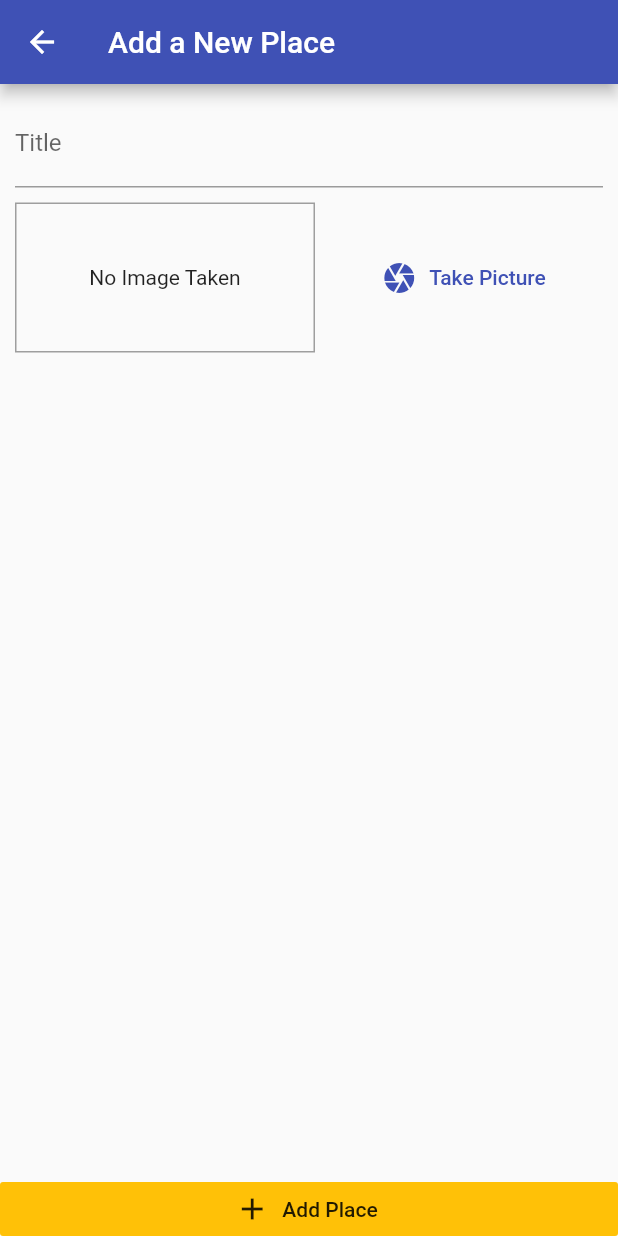
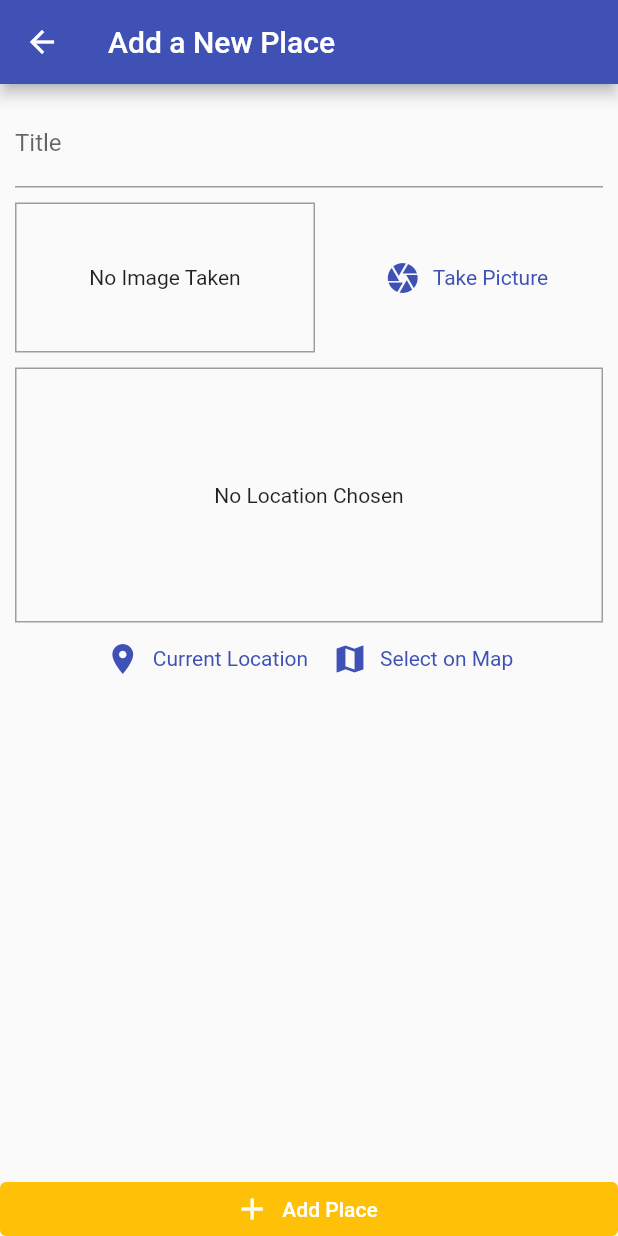
Before and after one commit to VendelinFilip/GreatPlaces, a Flutter app: the screen it shows after launch, after a tap on the "add" icon, on a phone screen of 412 x 824 dp. Run offline on Flutter 3.47's test engine with Material 2 defaults, Android fonts, the phone set to English and light mode, and no system bars; our stand-ins replace image_picker, location, sqflite; accounts and stored records are empty.

Commit message:
Adding taking photo feature Adding location feature Adding SQLite database Udemy 305

```diff
--- /dev/null
+++ b/lib/helpers/db_helper.dart
@@ -0,0 +1,32 @@
+import 'package:sqflite/sqflite.dart' as sql;
+import 'package:path/path.dart' as path;
+import 'package:sqflite/sqflite.dart';
+
+class DBHelper {
+  static Future<Database> getDatabase() async {
+    final dbPath = await sql.getDatabasesPath();
+    return sql.openDatabase(
+      path.join(dbPath, "places.db"),
+      onCreate: (db, version) {
+        return db.execute(
+            "CREATE TABLE user_places(id TEXT PRIMARY KEY, title TEXT, image TEXT)");
+      },
+      version: 1,
+    );
+  }
+
+  static Future<void> insert(String table, Map<String, Object> data) async {
+    final db = await DBHelper.getDatabase();
+    db.insert(
+      table,
+      data,
+      conflictAlgorithm: sql.ConflictAlgorithm.replace,
+    );
+  }
+
+  static Future<List<Map<String, dynamic>>> getData(String table) async {
+    //dynamic = Object
+    final db = await DBHelper.getDatabase();
+    return db.query(table);
+  }
+}
--- /dev/null
+++ b/lib/helpers/location_helper.dart
@@ -0,0 +1,8 @@
+const GOOGLE_API_KEY = "AIzaSyDCQz3PbKMyLy1hEs4ef7SHFzCXea5aUIo";
+
+class LocationHelper {
+  static String generateLocationPreviewImage(
+      {double latitude, double longitude}) {
+    return 'https://maps.googleapis.com/maps/api/staticmap?center=&$latitude,$longitude&zoom=13&size=600x300&maptype=roadmap&markers=color:red%7Clabel:A%7C$latitude,$longitude&key=$GOOGLE_API_KEY';
+  }
+}
--- a/lib/providers/great_places.dart
+++ b/lib/providers/great_places.dart
@@ -1,11 +1,48 @@
+import 'dart:io';
+
 import 'package:flutter/foundation.dart';
 
 import '../models/place.dart';
+import '../helpers/db_helper.dart';
 
 class GreatPlaces with ChangeNotifier {
   List<Place> _items = [];
 
   List<Place> get items {
-    return [...items];
+    return [..._items];
+  }
+
+  void addPlace(
+    String pickedTitle,
+    File pickedImage,
+  ) {
+    final newPlace = Place(
+      id: DateTime.now().toString(),
+      image: pickedImage,
+      title: pickedTitle,
+      location: null,
+    );
+    _items.add(newPlace);
+    notifyListeners();
+    DBHelper.insert('user_places', {
+      'id': newPlace.id,
+      'title': newPlace.title,
+      'image': newPlace.image.path
+    });
+  }
+
+  Future<void> fetchAndSetPlaces() async {
+    final dataList = await DBHelper.getData('user_places');
+    _items = dataList
+        .map(
+          (item) => Place(
+            id: item['id'],
+            title: item['title'],
+            image: File(item['image']),
+            location: null,
+          ),
+        )
+        .toList();
+    notifyListeners();
   }
 }
--- a/lib/screens/add_place_screen.dart
+++ b/lib/screens/add_place_screen.dart
@@ -1,6 +1,11 @@
+import 'dart:io';
+
 import 'package:flutter/material.dart';
+import 'package:provider/provider.dart';
 
+import '../providers/great_places.dart';
 import '../widgets/image_input.dart';
+import '../widgets/location_input.dart';
 
 class AddPlaceScreen extends StatefulWidget {
   static const routeName = '/add-place';
@@ -11,6 +16,20 @@ class AddPlaceScreen extends StatefulWidget {
 
 class _AddPlaceScreenState extends State<AddPlaceScreen> {
   final _titleController = TextEditingController();
+  File _pickedImage;
+
+  void _selectImage(File pickedImage) {
+    _pickedImage = pickedImage;
+  }
+
+  void _savePlace() {
+    if (_titleController.text.isEmpty || _pickedImage == null) {
+      return;
+    }
+    Provider.of<GreatPlaces>(context, listen: false)
+        .addPlace(_titleController.text, _pickedImage);
+    Navigator.of(context).pop();
+  }
 
   @override
   Widget build(BuildContext context) {
@@ -32,19 +51,24 @@ class _AddPlaceScreenState extends State<AddPlaceScreen> {
                       controller: _titleController,
                     ),
                     SizedBox(height: 10),
-                    ImageInput(),
+                    ImageInput(_selectImage),
+                    SizedBox(height: 10),
+                    LocationInput(),
                   ],
                 ),
               ),
             ),
           ),
-          RaisedButton.icon(
+          ElevatedButton.icon(
             icon: Icon(Icons.add),
             label: Text('Add Place'),
-            elevation: 0,
-            materialTapTargetSize: MaterialTapTargetSize.shrinkWrap,
-            onPressed: () {},
-            color: Theme.of(context).accentColor,
+            onPressed: _savePlace,
+            style: ButtonStyle(
+              backgroundColor:
+                  MaterialStateProperty.all(Theme.of(context).accentColor),
+              elevation: MaterialStateProperty.all(0),
+              tapTargetSize: MaterialTapTargetSize.shrinkWrap,
+            ),
           ),
         ],
       ),
--- a/lib/screens/places_list_screen.dart
+++ b/lib/screens/places_list_screen.dart
@@ -1,6 +1,8 @@
 import 'package:flutter/material.dart';
+import 'package:provider/provider.dart';
 
 import './add_place_screen.dart';
+import '../providers/great_places.dart';
 
 class PlacesListScreen extends StatelessWidget {
   @override
@@ -17,8 +19,36 @@ class PlacesListScreen extends StatelessWidget {
           ),
         ],
       ),
-      body: Center(
-        child: CircularProgressIndicator(),
+      body: FutureBuilder(
+        future: Provider.of<GreatPlaces>(context, listen: false)
+            .fetchAndSetPlaces(),
+        builder: (ctx, snapshot) => snapshot.connectionState ==
+                ConnectionState.waiting
+            ? Center(
+                child: CircularProgressIndicator(),
+              )
+            : Consumer<GreatPlaces>(
+                child: Center(
+                  child: const Text('Got no places yet, start adding some!'),
+                ),
+                builder: (ctx, greatPlaces, child) =>
+                    greatPlaces.items.length <= 0
+                        ? child
+                        : ListView.builder(
+                            itemCount: greatPlaces.items.length,
+                            itemBuilder: (ctx, i) => ListTile(
+                              leading: CircleAvatar(
+                                backgroundImage: FileImage(
+                                  greatPlaces.items[i].image,
+                                ),
+                              ),
+                              title: Text(greatPlaces.items[i].title),
+                              onTap: () {
+                                // Go to detail page ...
+                              },
+                            ),
+                          ),
+              ),
       ),
     );
   }
--- a/lib/widgets/image_input.dart
+++ b/lib/widgets/image_input.dart
@@ -1,14 +1,40 @@
 import 'package:flutter/material.dart';
+import 'package:image_picker/image_picker.dart';
+import 'package:path/path.dart' as path;
+import 'package:path_provider/path_provider.dart' as syspaths;
 
 import 'dart:io';
 
 class ImageInput extends StatefulWidget {
+  final Function onSelectImage;
+
+  ImageInput(this.onSelectImage);
+
   @override
   _ImageInputState createState() => _ImageInputState();
 }
 
 class _ImageInputState extends State<ImageInput> {
   File _storedImage;
+
+  Future<void> _takePicture() async {
+    final picker = ImagePicker();
+    final imageFile = await picker.pickImage(
+      source: ImageSource.camera,
+      maxWidth: 600,
+    );
+    if (imageFile == null) {
+      return;
+    }
+    final rlyImageFile = File(imageFile.path);
+    setState(() {
+      _storedImage = rlyImageFile;
+    });
+    final appDir = await syspaths.getApplicationDocumentsDirectory();
+    final fileName = path.basename(rlyImageFile.path);
+    final savedImage = await rlyImageFile.copy('${appDir.path}/$fileName');
+    widget.onSelectImage(savedImage);
+  }
 
   @override
   Widget build(BuildContext context) {
@@ -36,11 +62,13 @@ class _ImageInputState extends State<ImageInput> {
         ),
         SizedBox(width: 10),
         Expanded(
-          child: FlatButton.icon(
+          child: TextButton.icon(
             icon: Icon(Icons.camera),
             label: Text('Take Picture'),
-            textColor: Theme.of(context).primaryColor,
-            onPressed: () {},
+            style: ButtonStyle(
+                textStyle: MaterialStateProperty.all(
+                    TextStyle(color: Theme.of(context).primaryColor))),
+            onPressed: _takePicture,
           ),
         ),
       ],
--- /dev/null
+++ b/lib/widgets/location_input.dart
@@ -0,0 +1,79 @@
+import 'package:flutter/material.dart';
+import 'package:location/location.dart';
+
+import 'package:great_places/helpers/location_helper.dart';
+
+class LocationInput extends StatefulWidget {
+  const LocationInput({key}) : super(key: key);
+
+  @override
+  _LocationInputState createState() => _LocationInputState();
+}
+
+class _LocationInputState extends State<LocationInput> {
+  String _previewImageUrl;
+
+  Future<void> _getCurrentUserLocation() async {
+    final locationData = await Location().getLocation();
+    final staticMapImageUrl = LocationHelper.generateLocationPreviewImage(
+      latitude: locationData.latitude,
+      longitude: locationData.longitude,
+    );
+    setState(() {
+      _previewImageUrl = staticMapImageUrl;
+    });
+  }
+
+  @override
+  Widget build(BuildContext context) {
+    return Column(
+      children: <Widget>[
+        Container(
+          height: 170,
+          width: double.infinity,
+          decoration: BoxDecoration(
+              border: Border.all(
+            width: 1,
+            color: Colors.grey,
+          )),
+          alignment: Alignment.center,
+          child: _previewImageUrl == null
+              ? Text(
+                  'No Location Chosen',
+                  textAlign: TextAlign.center,
+                )
+              : Image.network(
+                  _previewImageUrl,
+                  fit: BoxFit.cover,
+                  width: double.infinity,
+                ),
+        ),
+        Row(
+          mainAxisAlignment: MainAxisAlignment.center,
+          children: [
+            TextButton.icon(
+              icon: Icon(Icons.location_on),
+              label: Text('Current Location'),
+              style: ButtonStyle(
+                textStyle: MaterialStateProperty.all(
+                  TextStyle(color: Theme.of(context).primaryColor),
+                ),
+              ),
+              onPressed: _getCurrentUserLocation,
+            ),
+            TextButton.icon(
+              icon: Icon(Icons.map),
+              label: Text('Select on Map'),
+              style: ButtonStyle(
+                textStyle: MaterialStateProperty.all(
+                  TextStyle(color: Theme.of(context).primaryColor),
+                ),
+              ),
+              onPressed: () {},
+            ),
+          ],
+        )
+      ],
+    );
+  }
+}
--- a/pubspec.yaml
+++ b/pubspec.yaml
@@ -24,6 +24,11 @@ dependencies:
   flutter:
     sdk: flutter
   provider: ^4.3.3
+  image_picker: ^0.8.1+3
+  path_provider: ^2.0.2
+  path: ^1.8.0
+  sqflite: ^2.0.0+3
+  location: ^4.3.0
 
 
   # The following adds the Cupertino Icons font to your application.
```
Also changed, not shown: pubspec.lock, 3 other files.
